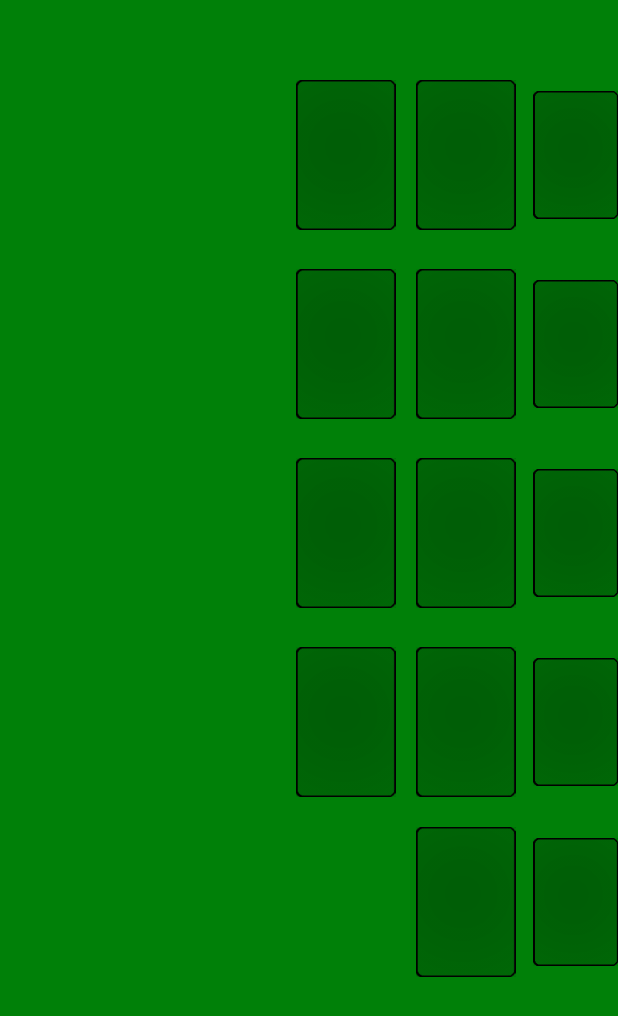
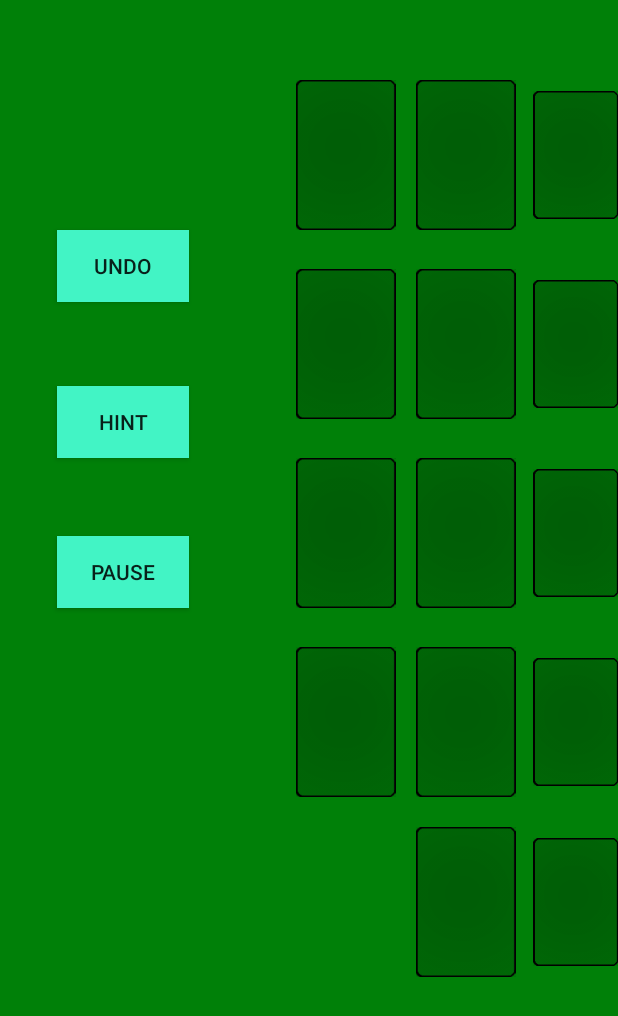
Before and after one commit to Soqueen/GrandNapoleonSolitaireGame, an Android app: the layout game_page.xml on its own in the app's theme, with its tools: preview values and no code run, on a phone screen of 412 x 824 dp. Shown: the top 1016 px of the screen. Run offline under Robolectric (Android 15) with nearby library versions, the phone set to English and light mode, and no system bars.

Commit message:
add pause and timer counter feature for backend; and add hint, pause and undo button for UI

```diff
--- a/app/src/main/java/mcgill/ecse456/grandnapoleonsolitairegame/DisplayDifficultyPageActivity.java
+++ b/app/src/main/java/mcgill/ecse456/grandnapoleonsolitairegame/DisplayDifficultyPageActivity.java
@@ -5,6 +5,7 @@ import android.support.v7.app.AppCompatActivity;
 import android.os.Bundle;
 import android.util.Log;
 import android.view.View;
+import android.widget.Chronometer;
 
 /**
  * GNS Android Game Application
--- a/app/src/main/java/mcgill/ecse456/grandnapoleonsolitairegame/Timer.java
+++ b/app/src/main/java/mcgill/ecse456/grandnapoleonsolitairegame/Timer.java
@@ -1,5 +1,5 @@
 package mcgill.ecse456.grandnapoleonsolitairegame;
 
 
-public class Timmer {
+public class Timer {
 }
--- a/app/src/main/res/layout/activity_main_page.xml
+++ b/app/src/main/res/layout/activity_main_page.xml
@@ -56,6 +56,7 @@
             android:layout_below="@+id/setting_button"
             android:layout_marginTop="30dp"
             android:background="@color/Lemon"
+            android:fontFeatureSettings="@string/app_name"
             android:onClick="ScoreTable"
             android:text="Score Table"
             android:textAppearance="@style/TextAppearance.AppCompat.Button"
--- a/app/src/main/res/layout/game_page.xml
+++ b/app/src/main/res/layout/game_page.xml
@@ -5,7 +5,7 @@
     android:layout_width="fill_parent"
     android:layout_height="fill_parent"
     android:orientation="vertical"
-    android:id="@+id/easy_page_layout"
+    android:id="@+id/game_layout"
     android:weightSum="1">
 
     <ImageView
@@ -841,4 +841,59 @@
         android:layout_alignTop="@id/stack52"
         android:layout_alignLeft="@id/stack52"/>
 
+    <Button
+        android:id="@+id/undo"
+        android:layout_width="wrap_content"
+        android:layout_height="wrap_content"
+        android:layout_marginLeft="38dp"
+        android:layout_marginStart="38dp"
+        android:background="@color/turquoise"
+        android:text="Undo"
+        android:layout_below="@+id/stack0"
+        android:layout_alignParentLeft="true"
+        android:layout_alignParentStart="true" />
+
+    <Button
+        android:id="@+id/hint"
+        android:layout_width="wrap_content"
+        android:layout_height="wrap_content"
+        android:text="Hint"
+        android:background="@color/turquoise"
+        android:layout_alignLeft="@+id/undo"
+        android:layout_alignStart="@+id/undo"
+        android:layout_above="@+id/card2" />
+
+    <Button
+        android:id="@+id/pause"
+        android:layout_width="wrap_content"
+        android:layout_height="wrap_content"
+        android:layout_above="@+id/stack3"
+        android:background="@color/turquoise"
+        android:layout_alignLeft="@+id/hint"
+        android:layout_alignStart="@+id/hint"
+        android:text="Pause" />
+
+    <Chronometer
+        android:id="@+id/chronometer1"
+        android:textSize="@dimen/counter"
+        android:drawableLeft="@drawable/time"
+        android:layout_width="wrap_content"
+        android:layout_height="wrap_content"
+        android:layout_marginLeft="58dp"
+        android:layout_marginStart="58dp"
+        android:layout_above="@+id/hint"
+        android:layout_toRightOf="@+id/stack41"
+        android:layout_toEndOf="@+id/stack41" />
+
+    <TextView
+        android:id="@+id/textView14"
+        android:textSize="@dimen/counter"
+        android:drawableLeft="@drawable/score"
+        android:layout_width="wrap_content"
+        android:layout_height="wrap_content"
+        android:text="Scores"
+        android:layout_above="@+id/pause"
+        android:layout_alignLeft="@+id/chronometer1"
+        android:layout_alignStart="@+id/chronometer1" />
+
 </RelativeLayout>
```
Also changed, not shown: app/src/main/AndroidManifest.xml (+8 -2 lines), app/src/main/java/mcgill/ecse456/grandnapoleonsolitairegame/EasyLevelGameActivity.java (+21 -2 lines), app/src/main/java/mcgill/ecse456/grandnapoleonsolitairegame/Pause.java (+44 -1 lines), app/src/main/res/drawable/border.xml (+4 -4 lines), app/src/main/res/layout/pause_dialog.xml (+65 -4 lines).
